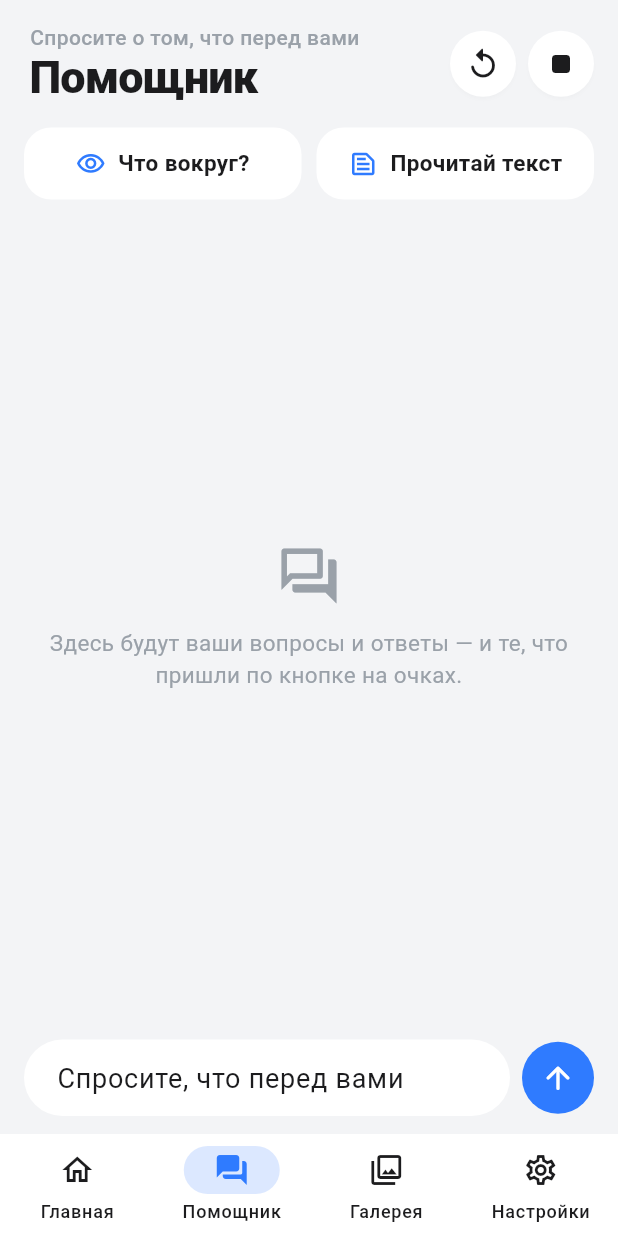
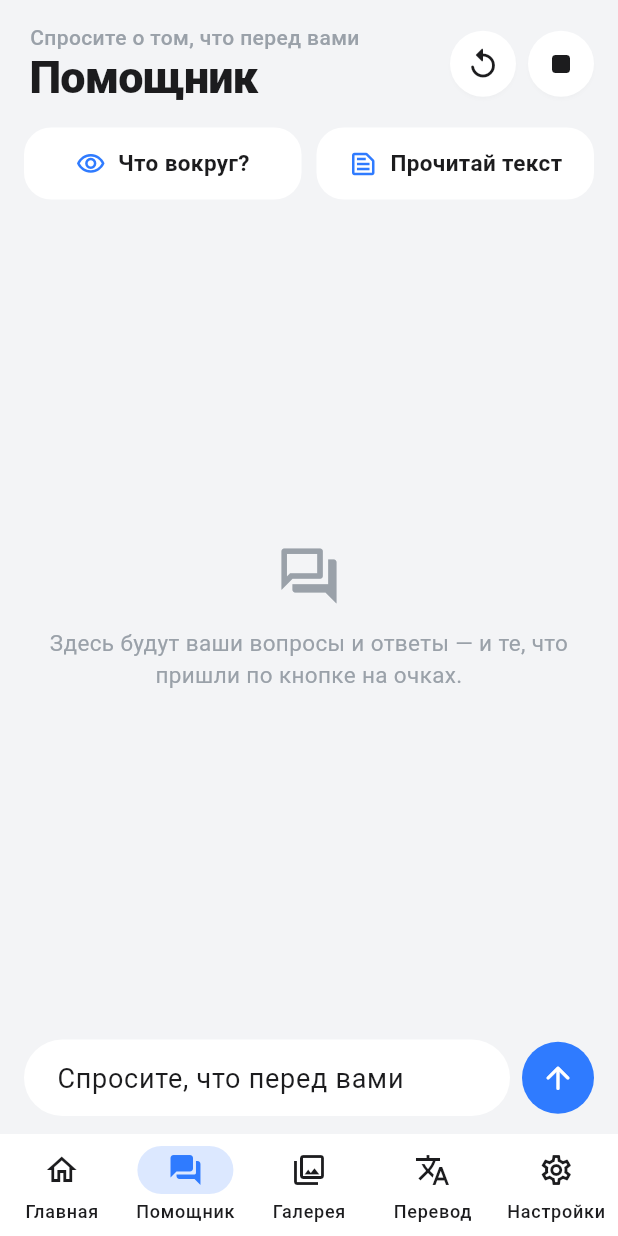
Before and after one commit to evander006/seeSay, a Flutter app: the screen it shows after launch, item 2 of the bottom bar chosen, after a tap on the "stop" icon, on a phone screen of 412 x 824 dp. Run offline on Flutter 3.47's test engine with Material 3 defaults, Android fonts, the phone set to English and light mode, and no system bars; our stand-ins replace connectivity_plus, dio, equatable, flutter_bloc, geolocator, get_it and 6 more; accounts and stored records are empty; network calls fail.

Commit message:
Interpreter tab: live two-way translation with the phone mic
Separate from the glasses assistant (own Kotlin engine, channels, TTS and backend endpoints):
- the phone mic is cut into phrases by loudness (0.7 s pause); each phrase -> /api/v1/translate/phrase
- partner's phrase (language detected) -> Russian into the glasses; user's Russian -> partner's
  language on the phone speaker (neural voice from the server)
- phrases translated in parallel, voiced in order; the mic ignores our own playback, and a phrase
  that repeats what the glasses just said is dropped (echo)
- «Переводчик включён / выключен» in the glasses; screen kept on while the mode is active

Co-Authored-By: Claude Opus 5.5 <noreply@anthropic.com>

```diff
--- a/lib/features/shell/main_shell.dart
+++ b/lib/features/shell/main_shell.dart
@@ -10,6 +10,7 @@ import 'package:seesay/features/gallery/presentation/gallery_cubit.dart';
 import 'package:seesay/features/gallery/presentation/gallery_page.dart';
 import 'package:seesay/features/home/presentation/home_page.dart';
 import 'package:seesay/features/settings/presentation/settings_page.dart';
+import 'package:seesay/features/translator/presentation/translator_page.dart';
 
 class MainShell extends StatefulWidget {
   const MainShell({super.key});
@@ -36,6 +37,7 @@ class _MainShellState extends State<MainShell>
       const HomePage(),
       const AssistantPage(),
       const GalleryPage(),
+      const TranslatorPage(),
       SettingsPage(
         background: getIt<BackgroundAccess>(),
         onOpenSystemSettings: () => getIt<PermissionService>().openSettings(),
@@ -115,6 +117,11 @@ class _MainShellState extends State<MainShell>
                 label: 'Галерея',
               ),
               NavigationDestination(
+                icon: Icon(Icons.translate_outlined),
+                selectedIcon: Icon(Icons.translate_rounded, color: AppColors.accent),
+                label: 'Перевод',
+              ),
+              NavigationDestination(
                 icon: Icon(Icons.settings_outlined),
                 selectedIcon: Icon(Icons.settings_rounded, color: AppColors.accent),
                 label: 'Настройки',
--- /dev/null
+++ b/lib/features/translator/presentation/translator_page.dart
@@ -0,0 +1,241 @@
+import 'package:flutter/material.dart';
+import 'package:flutter_bloc/flutter_bloc.dart';
+import 'package:seesay/app/di/injection.dart';
+import 'package:seesay/app/theme/app_theme.dart';
+import 'package:seesay/app/theme/ui.dart';
+import 'package:seesay/core/logging/app_logger.dart';
+import 'package:seesay/core/network/api_client.dart';
+import 'package:seesay/features/translator/data/translator_api.dart';
+import 'package:seesay/features/translator/data/translator_channel.dart';
+import 'package:seesay/features/translator/presentation/translator_cubit.dart';
+
+/// «Перевод» tab: live interpreter between the user (Russian) and a partner (any language).
+class TranslatorPage extends StatelessWidget {
+  const TranslatorPage({super.key});
+
+  @override
+  Widget build(BuildContext context) {
+    return BlocProvider(
+      create: (_) => TranslatorCubit(
+        channel: TranslatorChannel(),
+        api: TranslatorApi(() => getIt<ApiClient>()),
+        logger: getIt.isRegistered<AppLogger>() ? getIt<AppLogger>() : AppLogger(),
+      ),
+      child: const _TranslatorView(),
+    );
+  }
+}
+
+class _TranslatorView extends StatelessWidget {
+  const _TranslatorView();
+
+  @override
+  Widget build(BuildContext context) {
+    return Scaffold(
+      backgroundColor: AppColors.background,
+      body: SafeArea(
+        bottom: false,
+        child: BlocConsumer<TranslatorCubit, TranslatorState>(
+          listenWhen: (a, b) => b.message != null && a.message != b.message,
+          listener: (context, state) => ScaffoldMessenger.of(context)
+              .showSnackBar(SnackBar(content: Text(state.message!))),
+          builder: (context, state) {
+            final cubit = context.read<TranslatorCubit>();
+            return Padding(
+              padding: Gaps.page,
+              child: Column(
+                crossAxisAlignment: CrossAxisAlignment.stretch,
+                children: [
+                  PageTitle(
+                    title: 'Переводчик',
+                    subtitle: 'Живой перевод разговора',
+                    trailing: [
+                      if (state.lines.isNotEmpty)
+                        IconButton(
+                          tooltip: 'Очистить разговор',
+                          icon: const Icon(Icons.delete_sweep_outlined),
+                          onPressed: cubit.clear,
+                        ),
+                    ],
+                  ),
+                  _Controls(state: state, cubit: cubit),
+                  Gaps.between,
+                  Expanded(child: _Conversation(state: state)),
+                ],
+              ),
+            );
+          },
+        ),
+      ),
+    );
+  }
+}
+
+class _Controls extends StatelessWidget {
+  const _Controls({required this.state, required this.cubit});
+
+  final TranslatorState state;
+  final TranslatorCubit cubit;
+
+  @override
+  Widget build(BuildContext context) {
+    final partner = state.partner == 'auto' && state.detected != null
+        ? 'Собеседник: ${languageName(state.detected!)} (определён сам)'
+        : 'Собеседник: ${languageName(state.partner == 'auto' ? 'en' : state.partner)}'
+              '${state.partner == 'auto' ? ' — уточнится по первой фразе' : ''}';
+    return SectionCard(
+      child: Column(
+        crossAxisAlignment: CrossAxisAlignment.stretch,
+        children: [
+          SizedBox(
+            height: 56,
+            child: FilledButton.icon(
+              style: FilledButton.styleFrom(
+                backgroundColor: state.active ? AppColors.danger : AppColors.accent,
+                textStyle: const TextStyle(fontSize: 18, fontWeight: FontWeight.w600),
+              ),
+              onPressed: state.busy ? null : cubit.toggle,
+              icon: Icon(state.active ? Icons.stop_rounded : Icons.translate_rounded),
+              label: Text(state.active ? 'Остановить перевод' : 'Начать перевод'),
+            ),
+          ),
+          const SizedBox(height: 12),
+          Row(
+            children: [
+              Icon(
+                state.speaking ? Icons.graphic_eq_rounded : Icons.mic_none_rounded,
+                color: state.active ? AppColors.ok : AppColors.muted,
+              ),
+              const SizedBox(width: 8),
+              Expanded(
+                child: Column(
+                  crossAxisAlignment: CrossAxisAlignment.start,
+                  children: [
+                    Text(
+                      !state.active
+                          ? 'Выключен'
+                          : state.speaking
+                          ? 'Слышу речь…'
+                          : 'Слушаю разговор',
+                      style: const TextStyle(fontSize: 15, fontWeight: FontWeight.w600),
+                    ),
+                    const SizedBox(height: 6),
+                    ClipRRect(
+                      borderRadius: BorderRadius.circular(4),
+                      child: LinearProgressIndicator(
+                        value: state.active ? state.level : 0,
+                        minHeight: 6,
+                        backgroundColor: AppColors.circle,
+                        color: AppColors.ok,
+                      ),
+                    ),
+                  ],
+                ),
+              ),
+            ],
+          ),
+          const SizedBox(height: 12),
+          Row(
+            children: [
+              Expanded(
+                child: Text(partner, style: const TextStyle(color: AppColors.muted, fontSize: 13)),
+              ),
+              DropdownButton<String>(
+                value: state.partner,
+                underline: const SizedBox.shrink(),
+                onChanged: (code) => code == null ? null : cubit.setPartner(code),
+                items: [
+                  for (final entry in translatorLanguages.entries)
+                    DropdownMenuItem(value: entry.key, child: Text(entry.value)),
+                ],
+              ),
+            ],
+          ),
+          const SizedBox(height: 4),
+          const Text(
+            'Положите телефон между собеседниками. Речь собеседника звучит вам в очках по-русски, '
+            'ваша — из динамика телефона на его языке.',
+            style: TextStyle(color: AppColors.muted, fontSize: 12),
+          ),
+        ],
+      ),
+    );
+  }
+}
+
+class _Conversation extends StatelessWidget {
+  const _Conversation({required this.state});
+
+  final TranslatorState state;
+
+  @override
+  Widget build(BuildContext context) {
+    if (state.lines.isEmpty) {
+      return const Center(
+        child: Text(
+          'Здесь появится разговор:\nоригинал и перевод каждой фразы.',
+          textAlign: TextAlign.center,
+          style: TextStyle(color: AppColors.muted),
+        ),
+      );
+    }
+    final lines = state.lines.reversed.toList();
+    return ListView.builder(
+      reverse: true,
+      padding: const EdgeInsets.only(bottom: 12),
+      itemCount: lines.length,
+      itemBuilder: (context, i) => _Bubble(line: lines[i]),
+    );
+  }
+}
+
+class _Bubble extends StatelessWidget {
+  const _Bubble({required this.line});
+
+  final TranslatorLine line;
+
+  @override
+  Widget build(BuildContext context) {
+    final mine = line.fromUser;
+    final Widget content;
+    if (line.pending) {
+      content = const Row(
+        mainAxisSize: MainAxisSize.min,
+        children: [
+          SizedBox(width: 14, height: 14, child: CircularProgressIndicator(strokeWidth: 2)),
+          SizedBox(width: 8),
+          Text('Перевожу…', style: TextStyle(color: AppColors.muted)),
+        ],
+      );
+    } else if (line.failed) {
+      content = const Text('Не удалось перевести фразу', style: TextStyle(color: AppColors.danger));
+    } else {
+      content = Column(
+        crossAxisAlignment: CrossAxisAlignment.start,
+        children: [
+          Text(
+            '${mine ? 'Вы' : 'Собеседник'} · ${languageName(line.lang)}',
+            style: const TextStyle(color: AppColors.muted, fontSize: 11),
+          ),
+          const SizedBox(height: 2),
+          Text(line.original, style: const TextStyle(color: AppColors.muted, fontSize: 14)),
+          const SizedBox(height: 4),
+          Text(line.translation, style: const TextStyle(fontSize: 17, fontWeight: FontWeight.w600)),
+        ],
+      );
+    }
+    return Align(
+      alignment: mine ? Alignment.centerRight : Alignment.centerLeft,
+      child: Container(
+        margin: const EdgeInsets.symmetric(vertical: 4),
+        padding: const EdgeInsets.all(12),
+        constraints: BoxConstraints(maxWidth: MediaQuery.sizeOf(context).width * 0.82),
+        decoration: BoxDecoration(
+          color: mine ? const Color(0xFFDCE8FF) : AppColors.card,
+          borderRadius: BorderRadius.circular(16),
+        ),
+        child: content,
+      ),
+    );
+  }
+}
```
Also changed, not shown: lib/features/translator/data/translator_api.dart (added, +87 -0 lines), lib/features/translator/data/translator_channel.dart (added, +41 -0 lines), lib/features/translator/presentation/translator_cubit.dart (added, +263 -0 lines), 5 other files.
